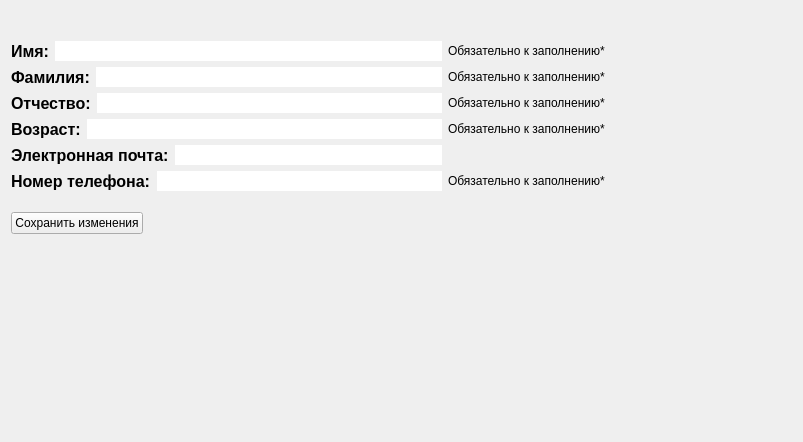
Old version of the form ViewModels/MainApplicationViewModels/NestedViewModels/NestedCabinetViewModels/personaldataviewmodel.ui in the repository SisAdminNsk/CarRentalQTClient.
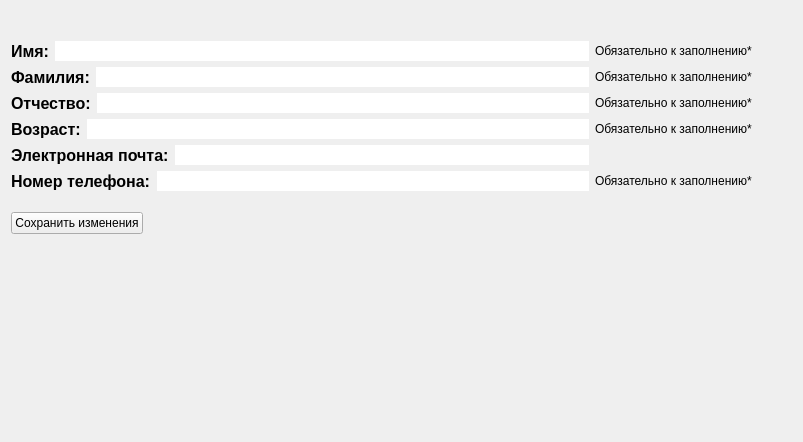
New version of the form.

```diff
--- a/ViewModels/MainApplicationViewModels/NestedViewModels/NestedCabinetViewModels/personaldataviewmodel.ui
+++ b/ViewModels/MainApplicationViewModels/NestedViewModels/NestedCabinetViewModels/personaldataviewmodel.ui
@@ -18,11 +18,17 @@
 background-color: rgb(246, 255, 212);
 }</string>
   </property>
-  <layout class="QGridLayout" name="gridLayout" columnstretch="10,8">
-   <item row="3" column="0">
-    <layout class="QHBoxLayout" name="horizontalLayout_7">
+  <layout class="QGridLayout" name="gridLayout" columnstretch="10,0,0">
+   <item row="4" column="0">
+    <layout class="QHBoxLayout" name="horizontalLayout_4">
      <item>
-      <widget class="QLabel" name="label">
+      <widget class="QLabel" name="label_4">
+       <property name="sizePolicy">
+        <sizepolicy hsizetype="Fixed" vsizetype="Preferred">
+         <horstretch>0</horstretch>
+         <verstretch>0</verstretch>
+        </sizepolicy>
+       </property>
        <property name="styleSheet">
         <string notr="true">QLabel{
 	font-size: 12pt;
@@ -30,14 +36,82 @@
 }</string>
        </property>
        <property name="text">
-        <string>Отчество:</string>
+        <string>Возраст:</string>
        </property>
       </widget>
      </item>
      <item>
-      <widget class="QLineEdit" name="patronymicEdit">
+      <widget class="QLineEdit" name="ageEdit">
        <property name="sizePolicy">
-        <sizepolicy hsizetype="MinimumExpanding" vsizetype="Fixed">
+        <sizepolicy hsizetype="Expanding" vsizetype="Fixed">
+         <horstretch>0</horstretch>
+         <verstretch>0</verstretch>
+        </sizepolicy>
+       </property>
+       <property name="styleSheet">
+        <string notr="true">QLineEdit {
+	border: 1.5px solid rgb(255,255,255);
+border-radius: 50px;
+}</string>
+       </property>
+      </widget>
+     </item>
+    </layout>
+   </item>
+   <item row="3" column="1">
+    <widget class="QLabel" name="patronymicClue">
+     <property name="sizePolicy">
+      <sizepolicy hsizetype="Fixed" vsizetype="Preferred">
+       <horstretch>0</horstretch>
+       <verstretch>0</verstretch>
+      </sizepolicy>
+     </property>
+     <property name="text">
+      <string>Обязательно к заполнению*</string>
+     </property>
+    </widget>
+   </item>
+   <item row="7" column="0">
+    <spacer name="verticalSpacer_2">
+     <property name="orientation">
+      <enum>Qt::Vertical</enum>
+     </property>
+     <property name="sizeType">
+      <enum>QSizePolicy::Fixed</enum>
+     </property>
+     <property name="sizeHint" stdset="0">
+      <size>
+       <width>20</width>
+       <height>15</height>
+      </size>
+     </property>
+    </spacer>
+   </item>
+   <item row="6" column="0">
+    <layout class="QHBoxLayout" name="horizontalLayout_6">
+     <item>
+      <widget class="QLabel" name="label_6">
+       <property name="sizePolicy">
+        <sizepolicy hsizetype="Fixed" vsizetype="Preferred">
+         <horstretch>0</horstretch>
+         <verstretch>0</verstretch>
+        </sizepolicy>
+       </property>
+       <property name="styleSheet">
+        <string notr="true">QLabel{
+	font-size: 12pt;
+	font-weight: 600;
+}</string>
+       </property>
+       <property name="text">
+        <string>Номер телефона:</string>
+       </property>
+      </widget>
+     </item>
+     <item>
+      <widget class="QLineEdit" name="phoneEdit">
+       <property name="sizePolicy">
+        <sizepolicy hsizetype="Ignored" vsizetype="Fixed">
          <horstretch>0</horstretch>
          <verstretch>0</verstretch>
         </sizepolicy>
@@ -54,26 +128,64 @@
    </item>
    <item row="1" column="1">
     <widget class="QLabel" name="nameClue">
+     <property name="sizePolicy">
+      <sizepolicy hsizetype="Fixed" vsizetype="Preferred">
+       <horstretch>0</horstretch>
+       <verstretch>0</verstretch>
+      </sizepolicy>
+     </property>
      <property name="text">
       <string>Обязательно к заполнению*</string>
      </property>
     </widget>
    </item>
-   <item row="9" column="0">
-    <spacer name="verticalSpacer">
-     <property name="orientation">
-      <enum>Qt::Vertical</enum>
-     </property>
-     <property name="sizeHint" stdset="0">
-      <size>
-       <width>20</width>
-       <height>40</height>
-      </size>
-     </property>
-    </spacer>
+   <item row="2" column="0">
+    <layout class="QHBoxLayout" name="horizontalLayout_3">
+     <item>
+      <widget class="QLabel" name="label_3">
+       <property name="sizePolicy">
+        <sizepolicy hsizetype="Fixed" vsizetype="Preferred">
+         <horstretch>0</horstretch>
+         <verstretch>0</verstretch>
+        </sizepolicy>
+       </property>
+       <property name="styleSheet">
+        <string notr="true">QLabel{
+	font-size: 12pt;
+	font-weight: 600;
+}</string>
+       </property>
+       <property name="text">
+        <string>Фамилия:</string>
+       </property>
+      </widget>
+     </item>
+     <item>
+      <widget class="QLineEdit" name="surnameEdit">
+       <property name="sizePolicy">
+        <sizepolicy hsizetype="Expanding" vsizetype="Fixed">
+         <horstretch>0</horstretch>
+         <verstretch>0</verstretch>
+        </sizepolicy>
+       </property>
+       <property name="styleSheet">
+        <string notr="true">QLineEdit {
+	border: 1.5px solid rgb(255,255,255);
+border-radius: 50px;
+}</string>
+       </property>
+      </widget>
+     </item>
+    </layout>
    </item>
    <item row="6" column="1">
     <widget class="QLabel" name="phoneClue">
+     <property name="sizePolicy">
+      <sizepolicy hsizetype="Fixed" vsizetype="Preferred">
+       <horstretch>0</horstretch>
+       <verstretch>0</verstretch>
+      </sizepolicy>
+     </property>
      <property name="text">
       <string>Обязательно к заполнению*</string>
      </property>
@@ -105,7 +217,7 @@
        <item>
         <widget class="QLineEdit" name="nameEdit">
          <property name="sizePolicy">
-          <sizepolicy hsizetype="MinimumExpanding" vsizetype="Fixed">
+          <sizepolicy hsizetype="Expanding" vsizetype="Fixed">
            <horstretch>0</horstretch>
            <verstretch>0</verstretch>
           </sizepolicy>
@@ -138,102 +250,48 @@
      </property>
     </widget>
    </item>
-   <item row="4" column="1">
-    <widget class="QLabel" name="ageClue">
-     <property name="text">
-      <string>Обязательно к заполнению*</string>
-     </property>
-    </widget>
-   </item>
-   <item row="4" column="0">
-    <layout class="QHBoxLayout" name="horizontalLayout_4">
-     <item>
-      <widget class="QLabel" name="label_4">
-       <property name="styleSheet">
-        <string notr="true">QLabel{
-	font-size: 12pt;
-	font-weight: 600;
-}</string>
-       </property>
-       <property name="text">
-        <string>Возраст:</string>
-       </property>
-      </widget>
-     </item>
-     <item>
-      <widget class="QLineEdit" name="ageEdit">
-       <property name="sizePolicy">
-        <sizepolicy hsizetype="MinimumExpanding" vsizetype="Fixed">
-         <horstretch>0</horstretch>
-         <verstretch>0</verstretch>
-        </sizepolicy>
-       </property>
-       <property name="styleSheet">
-        <string notr="true">QLineEdit {
-	border: 1.5px solid rgb(255,255,255);
-border-radius: 50px;
-}</string>
-       </property>
-      </widget>
-     </item>
-    </layout>
-   </item>
    <item row="2" column="1">
     <widget class="QLabel" name="surnameClue">
+     <property name="sizePolicy">
+      <sizepolicy hsizetype="Fixed" vsizetype="Preferred">
+       <horstretch>0</horstretch>
+       <verstretch>0</verstretch>
+      </sizepolicy>
+     </property>
      <property name="text">
       <string>Обязательно к заполнению*</string>
      </property>
     </widget>
    </item>
-   <item row="7" column="0">
-    <spacer name="verticalSpacer_2">
+   <item row="3" column="2">
+    <spacer name="horizontalSpacer">
      <property name="orientation">
-      <enum>Qt::Vertical</enum>
+      <enum>Qt::Horizontal</enum>
      </property>
      <property name="sizeType">
-      <enum>QSizePolicy::Fixed</enum>
+      <enum>QSizePolicy::Expanding</enum>
+     </property>
+     <property name="sizeHint" stdset="0">
+      <size>
+       <width>40</width>
+       <height>20</height>
+      </size>
+     </property>
+    </spacer>
+   </item>
+   <item row="11" column="0">
+    <spacer name="verticalSpacer">
+     <property name="orientation">
+      <enum>Qt::Vertical</enum>
      </property>
      <property name="sizeHint" stdset="0">
       <size>
        <width>20</width>
-       <height>15</height>
+       <height>40</height>
       </size>
      </property>
     </spacer>
    </item>
-   <item row="6" column="0">
-    <layout class="QHBoxLayout" name="horizontalLayout_6">
-     <item>
-      <widget class="QLabel" name="label_6">
-       <property name="styleSheet">
-        <string notr="true">QLabel{
-	font-size: 12pt;
-	font-weight: 600;
-}</string>
-       </property>
-       <property name="text">
-        <string>Номер телефона:</string>
-       </property>
-      </widget>
-     </item>
-     <item>
-      <widget class="QLineEdit" name="phoneEdit">
-       <property name="sizePolicy">
-        <sizepolicy hsizetype="MinimumExpanding" vsizetype="Fixed">
-         <horstretch>0</horstretch>
-         <verstretch>0</verstretch>
-        </sizepolicy>
-       </property>
-       <property name="styleSheet">
-        <string notr="true">QLineEdit {
-	border: 1.5px solid rgb(255,255,255);
-border-radius: 50px;
-}</string>
-       </property>
-      </widget>
-     </item>
-    </layout>
-   </item>
    <item row="0" column="0">
     <spacer name="verticalSpacer_3">
      <property name="orientation">
@@ -250,10 +308,92 @@
      </property>
     </spacer>
    </item>
+   <item row="3" column="0">
+    <layout class="QHBoxLayout" name="horizontalLayout_7">
+     <item>
+      <widget class="QLabel" name="label">
+       <property name="sizePolicy">
+        <sizepolicy hsizetype="Fixed" vsizetype="Preferred">
+         <horstretch>0</horstretch>
+         <verstretch>0</verstretch>
+        </sizepolicy>
+       </property>
+       <property name="styleSheet">
+        <string notr="true">QLabel{
+	font-size: 12pt;
+	font-weight: 600;
+}</string>
+       </property>
+       <property name="text">
+        <string>Отчество:</string>
+       </property>
+      </widget>
+     </item>
+     <item>
+      <widget class="QLineEdit" name="patronymicEdit">
+       <property name="sizePolicy">
+        <sizepolicy hsizetype="Expanding" vsizetype="Fixed">
+         <horstretch>0</horstretch>
+         <verstretch>0</verstretch>
+        </sizepolicy>
+       </property>
+       <property name="styleSheet">
+        <string notr="true">QLineEdit {
+	border: 1.5px solid rgb(255,255,255);
+border-radius: 50px;
+}</string>
+       </property>
+      </widget>
+     </item>
+    </layout>
+   </item>
+   <item row="9" column="0">
+    <layout class="QHBoxLayout" name="loadingLayout">
+     <item>
+      <widget class="QLabel" name="loadingMessage">
+       <property name="text">
+        <string/>
+       </property>
+      </widget>
+     </item>
+     <item>
+      <spacer name="horizontalSpacer_2">
+       <property name="orientation">
+        <enum>Qt::Horizontal</enum>
+       </property>
+       <property name="sizeHint" stdset="0">
+        <size>
+         <width>40</width>
+         <height>20</height>
+        </size>
+       </property>
+      </spacer>
+     </item>
+    </layout>
+   </item>
+   <item row="4" column="1">
+    <widget class="QLabel" name="ageClue">
+     <property name="sizePolicy">
+      <sizepolicy hsizetype="Fixed" vsizetype="Preferred">
+       <horstretch>0</horstretch>
+       <verstretch>0</verstretch>
+      </sizepolicy>
+     </property>
+     <property name="text">
+      <string>Обязательно к заполнению*</string>
+     </property>
+    </widget>
+   </item>
    <item row="5" column="0">
     <layout class="QHBoxLayout" name="horizontalLayout_5">
      <item>
       <widget class="QLabel" name="label_5">
+       <property name="sizePolicy">
+        <sizepolicy hsizetype="Fixed" vsizetype="Preferred">
+         <horstretch>0</horstretch>
+         <verstretch>0</verstretch>
+        </sizepolicy>
+       </property>
        <property name="styleSheet">
         <string notr="true">QLabel{
 	font-size: 12pt;
@@ -268,47 +408,7 @@
      <item>
       <widget class="QLineEdit" name="emailEdit">
        <property name="sizePolicy">
-        <sizepolicy hsizetype="MinimumExpanding" vsizetype="Fixed">
-         <horstretch>0</horstretch>
-         <verstretch>0</verstretch>
-        </sizepolicy>
-       </property>
-       <property name="styleSheet">
-        <string notr="true">QLineEdit {
-	border: 1.5px solid rgb(255,255,255);
-border-radius: 50px;
-}</string>
-       </property>
-      </widget>
-     </item>
-    </layout>
-   </item>
-   <item row="3" column="1">
-    <widget class="QLabel" name="patronymicClue">
-     <property name="text">
-      <string>Обязательно к заполнению*</string>
-     </property>
-    </widget>
-   </item>
-   <item row="2" column="0">
-    <layout class="QHBoxLayout" name="horizontalLayout_3">
-     <item>
-      <widget class="QLabel" name="label_3">
-       <property name="styleSheet">
-        <string notr="true">QLabel{
-	font-size: 12pt;
-	font-weight: 600;
-}</string>
-       </property>
-       <property name="text">
-        <string>Фамилия:</string>
-       </property>
-      </widget>
-     </item>
-     <item>
-      <widget class="QLineEdit" name="surnameEdit">
-       <property name="sizePolicy">
-        <sizepolicy hsizetype="MinimumExpanding" vsizetype="Fixed">
+        <sizepolicy hsizetype="Expanding" vsizetype="Fixed">
          <horstretch>0</horstretch>
          <verstretch>0</verstretch>
         </sizepolicy>
```
